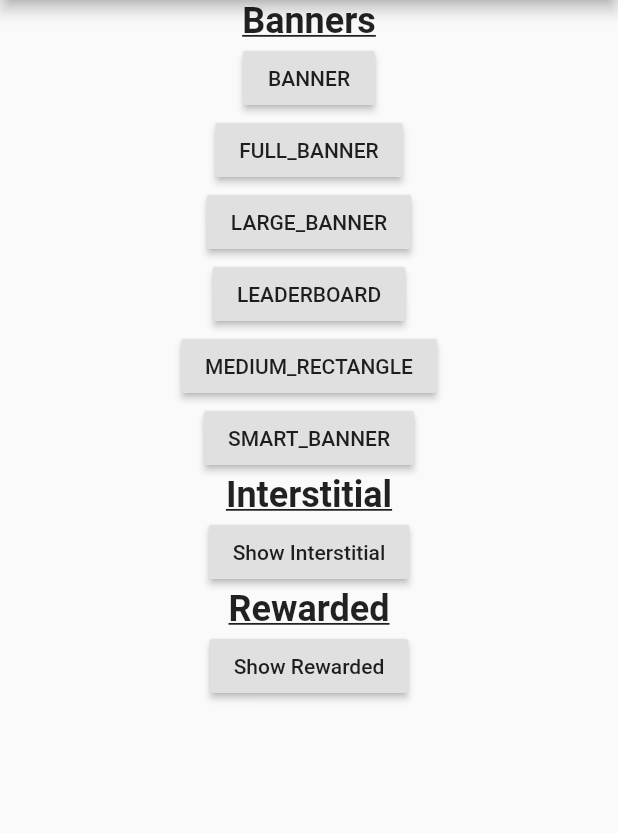
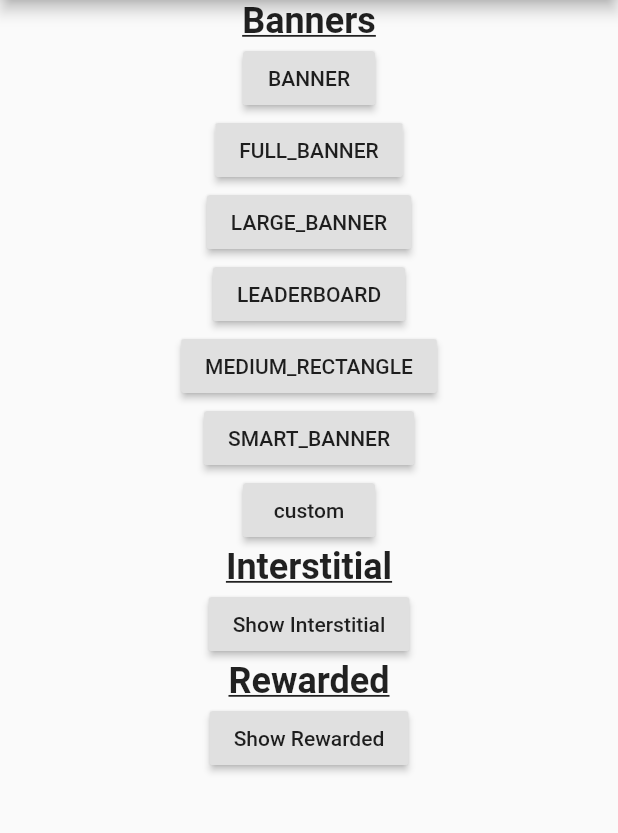
Before and after one commit to ko2ic/flutter_google_ad_manager, a Flutter app: the screen it shows after launch, on a phone screen of 412 x 824 dp, the part 84-917 px from its top. Run offline on Flutter 3.47's test engine with Material 2 defaults, Android fonts, the phone set to English and light mode, and no system bars.

Commit message:
Fix a crash when specifying a double value for DFPAdSize.custom()

```diff
--- a/example/lib/main.dart
+++ b/example/lib/main.dart
@@ -169,6 +169,14 @@ class _MyHomePageState extends State<MyHomePage> {
                   ));
                 },
               ),
+              RaisedButton(
+                child: Text('custom'),
+                onPressed: () {
+                  Navigator.of(context).push(MaterialPageRoute(
+                    builder: (context) => BannerPage(size: DFPAdSize.custom(width: 200.5, height: 200.5)),
+                  ));
+                },
+              ),
               Text(
                 'Interstitial',
                 style: TextStyle(
--- a/lib/ad_size.dart
+++ b/lib/ad_size.dart
@@ -1,11 +1,10 @@
-
 /// Banner Size of Google Ad Manger.
 class DFPAdSize {
   final String _value;
   final double width;
   final double height;
 
-  const DFPAdSize.custom({double width, double height}) : this._internal("CUSTOM", width: width, height: height);
+  const DFPAdSize.custom({double width = 320, double height = 50}) : this._internal("CUSTOM", width: width, height: height);
 
   const DFPAdSize._internal(this._value, {this.width, this.height});
 
--- a/pubspec.yaml
+++ b/pubspec.yaml
@@ -1,6 +1,6 @@
 name: flutter_google_ad_manager
 description: Flutter plugin for Google Ad Manager(DoubleClick for Publishers).
-version: 0.9.0
+version: 0.10.0
 author: koji ishii <ko2ic.dev@gmail.com>
 homepage: https://github.com/ko2ic/flutter_google_ad_manager
 
```
Also changed, not shown: 8 other files. Lines whose indentation alone changed are shown as unchanged.
